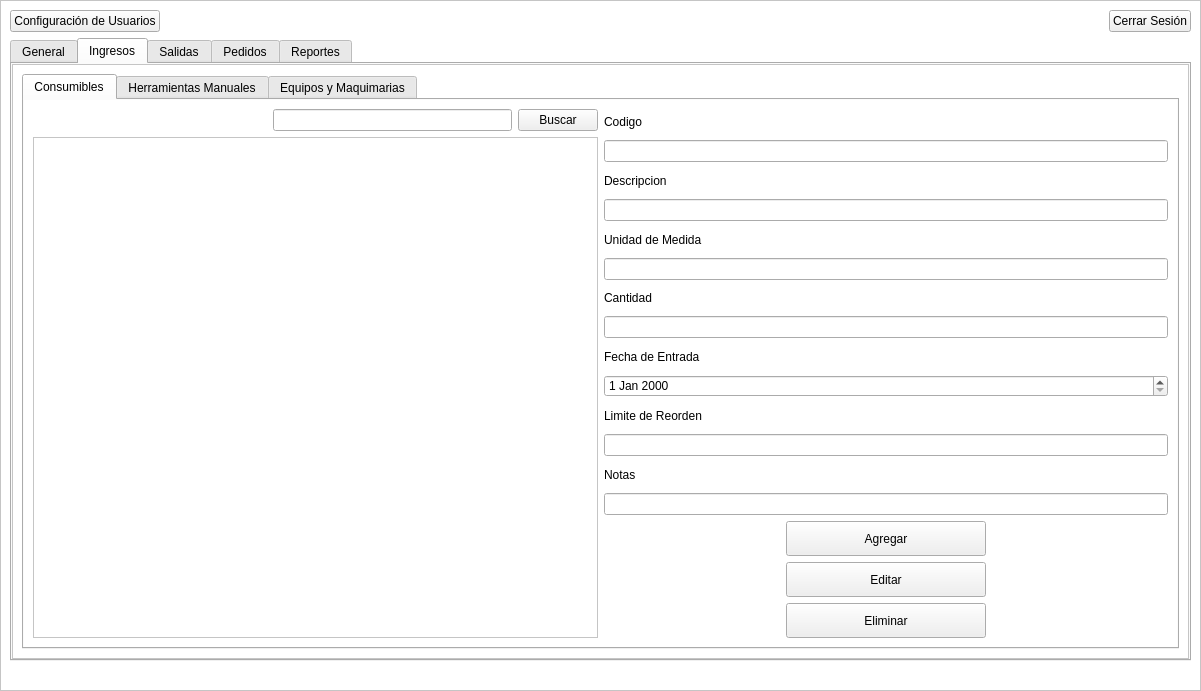
This is ui/menuprincipal.ui in juliosi02/YSR-Control-de-Inventario as Qt 5 draws it before an edit. The edited form follows.
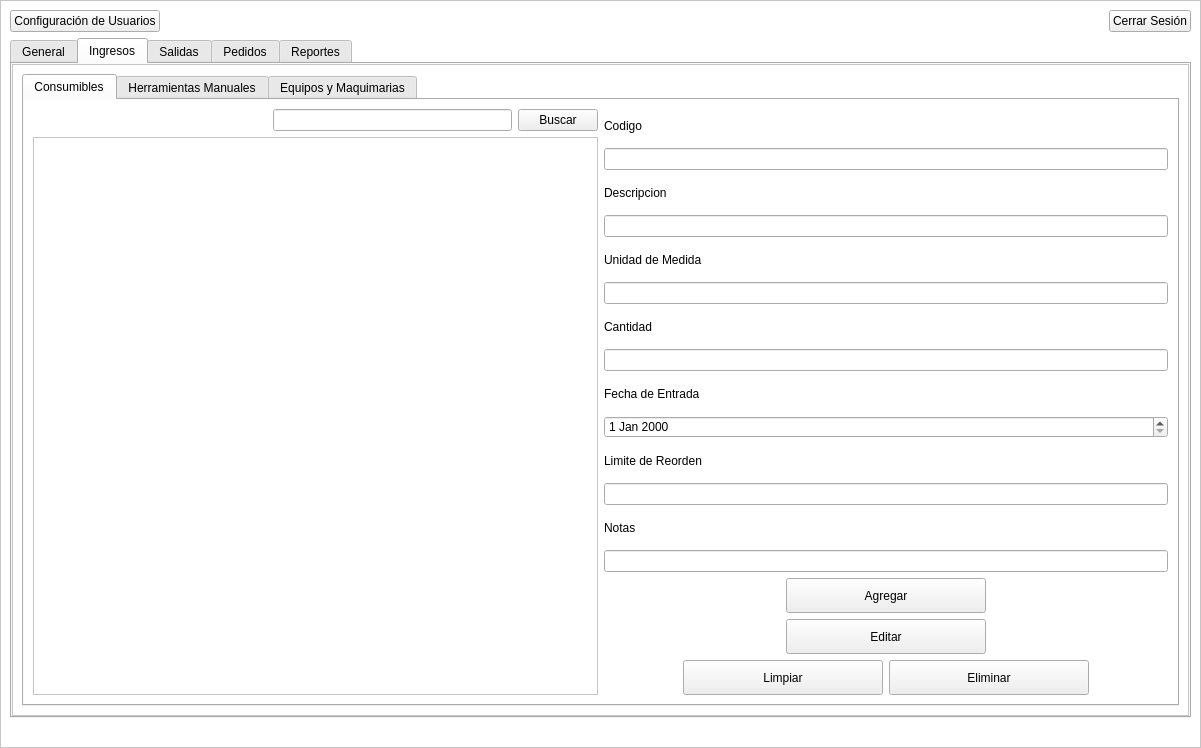
This is the edited form. The open tabs and pages were chosen to show the change.

Commit message:
funcionalidad total en la seccion de ingresos, permite ingresar modificar y eliminar
trabaje en la funcion de filtrar por estado

The edit to the form file:
```diff
--- a/ui/menuprincipal.ui
+++ b/ui/menuprincipal.ui
@@ -7,7 +7,7 @@
     <x>0</x>
     <y>0</y>
     <width>1201</width>
-    <height>691</height>
+    <height>748</height>
    </rect>
   </property>
   <property name="windowTitle">
@@ -697,7 +697,26 @@
                          </spacer>
                         </item>
                         <item>
-                         <widget class="QPushButton" name="btn_delete_3">
+                         <widget class="QPushButton" name="btn_limpiar_ConsAgg">
+                          <property name="minimumSize">
+                           <size>
+                            <width>200</width>
+                            <height>35</height>
+                           </size>
+                          </property>
+                          <property name="maximumSize">
+                           <size>
+                            <width>200</width>
+                            <height>35</height>
+                           </size>
+                          </property>
+                          <property name="text">
+                           <string>Limpiar</string>
+                          </property>
+                         </widget>
+                        </item>
+                        <item>
+                         <widget class="QPushButton" name="btn_delete_ConsAgg">
                           <property name="minimumSize">
                            <size>
                             <width>200</width>
```
Left out of the diff: 24 changed lines with no effect on the pictures. The commit also changes 2 other files.
